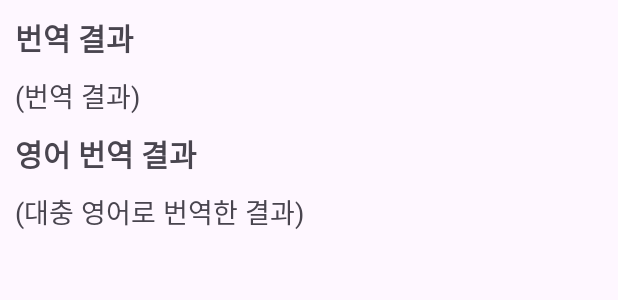
After one commit to Jisung15/CloneAppUI, an Android app: the layout recyclerview.xml on its own in the app's theme, with its tools: preview values and no code run, on a phone screen of 412 x 824 dp. The commit adds this screen. Shown: the top 300 px of the screen. Run offline under Robolectric (Android 15) with nearby library versions, the phone set to English and light mode, and no system bars.

Commit message:
RecyclerView 추가해서 코드 수정

```diff
--- a/app/build.gradle.kts
+++ b/app/build.gradle.kts
@@ -1,6 +1,7 @@
 plugins {
     alias(libs.plugins.android.application)
     alias(libs.plugins.jetbrains.kotlin.android)
+    id("kotlin-parcelize")
 }
 
 android {
@@ -33,6 +34,10 @@ android {
     kotlinOptions {
         jvmTarget = "1.8"
     }
+
+    buildFeatures {
+        viewBinding = true
+    }
 }
 
 dependencies {
--- /dev/null
+++ b/app/src/main/res/layout/recyclerview.xml
@@ -0,0 +1,40 @@
+<?xml version="1.0" encoding="utf-8"?>
+<LinearLayout xmlns:android="http://schemas.android.com/apk/res/android"
+    android:layout_width="match_parent"
+    android:layout_height="wrap_content"
+    android:orientation="vertical"
+    android:paddingBottom="10dp">
+
+    <TextView
+        android:id="@+id/tv_transport_result_title"
+        android:layout_width="match_parent"
+        android:layout_height="wrap_content"
+        android:text="@string/transport_result_text"
+        style="@style/transport_result_title"
+        android:layout_weight="1"/>
+
+    <TextView
+        android:id="@+id/tv_transport_result_text"
+        android:layout_width="match_parent"
+        android:layout_height="wrap_content"
+        android:text="@string/transport_result_text_value"
+        style="@style/transport_result_text"
+        android:layout_weight="1"/>
+
+    <TextView
+        android:id="@+id/tv_transport_result_title2"
+        android:layout_width="match_parent"
+        android:layout_height="wrap_content"
+        android:text="@string/transport_result_text2"
+        style="@style/transport_result_title"
+        android:layout_weight="1"/>
+
+    <TextView
+        android:id="@+id/tv_transport_result_text2"
+        android:layout_width="match_parent"
+        android:layout_height="wrap_content"
+        android:text="@string/transport_result_text2_value"
+        style="@style/transport_result_text"
+        android:layout_weight="1"/>
+
+</LinearLayout>
--- a/app/src/main/res/values/strings.xml
+++ b/app/src/main/res/values/strings.xml
@@ -1,3 +1,19 @@
 <resources>
     <string name="app_name">App UI Clone</string>
+
+    <string name="transport_language1">한국어</string>
+    <string name="transport_language2">영어</string>
+    <string name="text">번역할 내용을 입력하세요</string>
+    <string name="transport_button1_text">음성</string>
+    <string name="transport_button2_text">대화</string>
+    <string name="transport_button3_text">이미지</string>
+    <string name="transport_button4_text">학습카메라</string>
+
+    <string name="transport_result_text">번역 결과</string>
+    <string name="transport_result_text_value">(번역 결과)</string>
+    <string name="transport_result_text2">영어 번역 결과</string>
+    <string name="transport_result_text2_value">(대충 영어로 번역한 결과)</string>
+    <string name="clear_button">번역 기록 지우기</string>
+    <string name="transport_result_title">번역 기록</string>
+    <string name="finish_button">뒤로 가기</string>
 </resources>
--- /dev/null
+++ b/app/src/main/res/values/style.xml
@@ -0,0 +1,36 @@
+<?xml version="1.0" encoding="utf-8"?>
+<resources>
+    <style name="transport_language_text">
+        <item name="android:textSize">18sp</item>
+        <item name="android:textStyle">bold</item>
+    </style>
+
+    <style name="transport_text">
+        <item name="android:textSize">20sp</item>
+        <item name="android:padding">10dp</item>
+    </style>
+
+    <style name="transport_button_text">
+        <item name="android:textSize">15sp</item>
+        <item name="android:textColor">@color/white</item>
+        <item name="android:textStyle">bold</item>
+    </style>
+
+    <style name="transport_result_title">
+        <item name="android:paddingHorizontal">10dp</item>
+        <item name="android:paddingTop">10dp</item>
+        <item name="android:paddingBottom">10dp</item>
+        <item name="android:textSize">20sp</item>
+        <item name="android:textStyle">bold</item>
+    </style>
+
+    <style name="transport_result_text">
+        <item name="android:paddingHorizontal">10dp</item>
+        <item name="android:textSize">18sp</item>
+    </style>
+
+    <style name="transport_page_title">
+        <item name="android:textSize">30sp</item>
+        <item name="android:textStyle">bold</item>
+    </style>
+</resources>
```
Also changed, not shown: app/src/main/java/com/example/appuiclone/Item.kt (added, +7 -0 lines), app/src/main/java/com/example/appuiclone/MainActivity.kt (+31 -16 lines), app/src/main/java/com/example/appuiclone/PapapgoAdapter.kt (added, +32 -0 lines), app/src/main/java/com/example/appuiclone/TransPort.kt (deleted, +0 -11 lines), app/src/main/java/com/example/appuiclone/TransportList.kt (added, +9 -0 lines), app/src/main/java/com/example/appuiclone/TransportResultActivity.kt (+31 -12 lines), app/src/main/res/layout/activity_main.xml (+14 -25 lines), app/src/main/res/layout/activity_transport_result.xml (+13 -16 lines), 1 other file.
